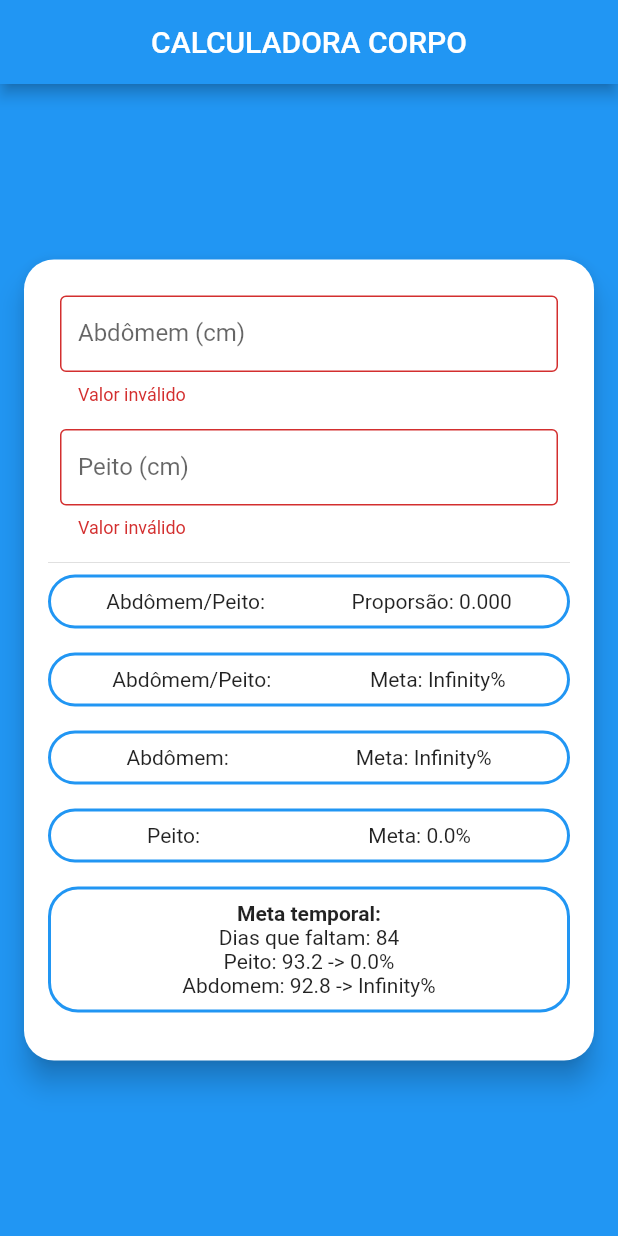
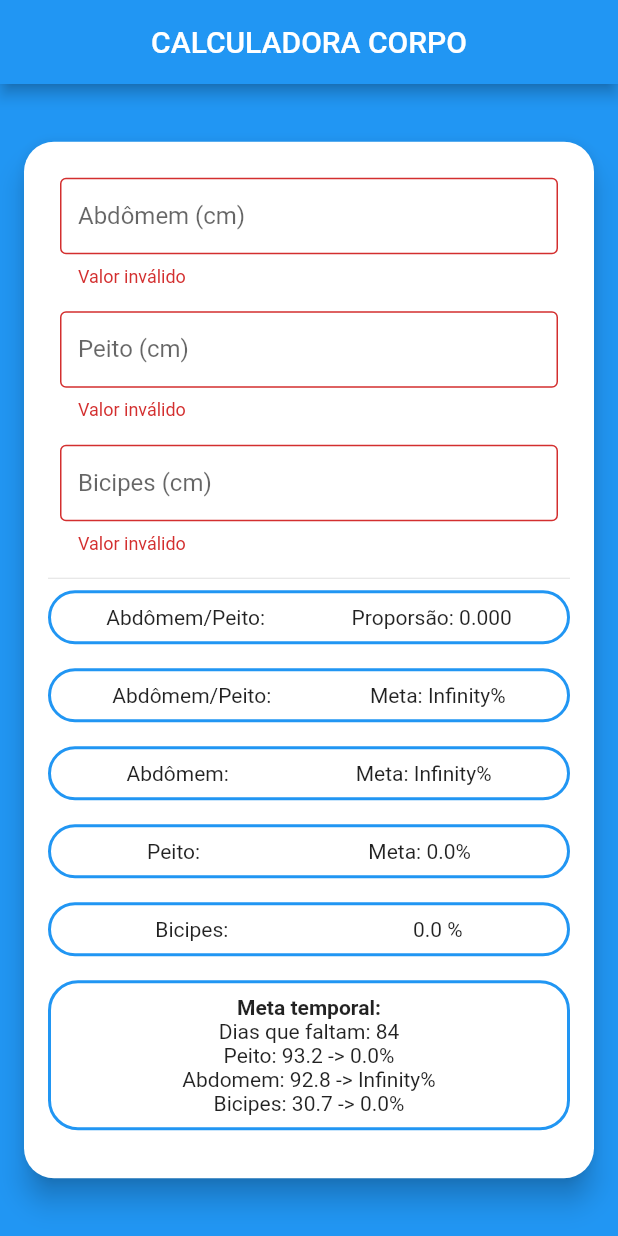
Before and after one commit to leandrorochaadm/meta_corpo, a Flutter app: the screen it shows after launch, on a phone screen of 412 x 824 dp. Run offline on Flutter 3.47's test engine with Material 2 defaults, Android fonts, the phone set to English and light mode, and no system bars; our stand-ins replace flutter_mobx, mobx; generated files the repository leaves out were written again.

Commit message:
add campo bicipes

```diff
--- a/lib/home/home_controller.dart
+++ b/lib/home/home_controller.dart
@@ -7,6 +7,7 @@ class HomeController = _HomeControllerBase with _$HomeController;
 abstract class _HomeControllerBase with Store {
   final double meta_peito = 113; //102.9;
   final double meta_abdomem = 80; //89.4;
+  final double meta_bicipes = 42.2; //89.4;
   final double meta_proporsao = .7; //0.8;
 
   @observable
@@ -64,6 +65,34 @@ abstract class _HomeControllerBase with Store {
     return null;
   }
 
+  @observable
+  double _bicipes = 0;
+
+  @action
+  void setBicipes(String value) {
+    try {
+      _bicipes = double.parse(value);
+    } catch (e) {
+      _bicipes = 0;
+    }
+  }
+
+  @computed
+  bool get _bicipesIsValid {
+    if (_bicipes <= 0 || _bicipes > 60) {
+      return false;
+    }
+
+    return true;
+  }
+
+  String get bicipesError {
+    if (!_bicipesIsValid) {
+      return "Valor inválido";
+    }
+    return null;
+  }
+
   @computed
   bool get isValid {
     return _peitoIsValid && _abdomemIsValid;
@@ -95,6 +124,11 @@ abstract class _HomeControllerBase with Store {
   }
 
   @computed
+  double get meta_bicipes_atigida {
+    return _bicipes / meta_bicipes * 100;
+  }
+
+  @computed
   int get meta_dias {
     return DateTime.utc(2020, 12, 31).difference(DateTime.now()).inDays;
   }
@@ -118,4 +152,14 @@ abstract class _HomeControllerBase with Store {
   double get meta_abdomem_temporal_atingido {
     return meta_abdomem_temporal / _abdomem * 100;
   }
+
+  @computed
+  double get meta_bicipes_temporal {
+    return (meta_bicipes * 0.944549763) / pow(1.003117018, meta_dias);
+  }
+
+  @computed
+  double get meta_bicipes_temporal_atingido {
+    return _bicipes / meta_bicipes_temporal * 100;
+  }
 }
--- a/lib/home/home_page.dart
+++ b/lib/home/home_page.dart
@@ -50,6 +50,18 @@ class HomePage extends StatelessWidget {
                             border: const OutlineInputBorder(),
                             labelText: "Peito (cm)"),
                         keyboardType: TextInputType.number,
+                      ),
+                    ),
+                    Padding(
+                      padding: const EdgeInsets.all(8.0),
+                      child: TextField(
+                        decoration: InputDecoration(
+                            isDense: true,
+                            errorText: controller.bicipesError,
+                            border: const OutlineInputBorder(),
+                            labelText: "Bicipes (cm)"),
+                        keyboardType: TextInputType.number,
+                        onChanged: controller.setBicipes,
                       ),
                     ),
                     const Divider(),
@@ -127,6 +139,25 @@ class HomePage extends StatelessWidget {
                     ),
                     Container(
                       margin: const EdgeInsets.only(bottom: 16),
+                      decoration: BoxDecoration(
+                          border: Border.all(
+                              width: 2, color: Theme.of(context).primaryColor),
+                          borderRadius:
+                              const BorderRadius.all(Radius.circular(20))),
+                      child: Padding(
+                        padding: const EdgeInsets.all(8),
+                        child: Row(
+                          mainAxisAlignment: MainAxisAlignment.spaceAround,
+                          children: [
+                            const Text("Bicipes:"),
+                            Text(
+                                '${controller.meta_bicipes_atigida.toStringAsFixed(1)} %'),
+                          ],
+                        ),
+                      ),
+                    ),
+                    Container(
+                      margin: const EdgeInsets.only(bottom: 16),
                       width: double.infinity,
                       decoration: BoxDecoration(
                           border: Border.all(
@@ -148,6 +179,8 @@ class HomePage extends StatelessWidget {
                                 "Peito: ${controller.meta_peito_temporal.toStringAsFixed(1)} -> ${controller.meta_peito_temporal_atingido.toStringAsFixed(1)}%"),
                             Text(
                                 "Abdomem: ${controller.meta_abdomem_temporal.toStringAsFixed(1)} -> ${controller.meta_abdomem_temporal_atingido.toStringAsFixed(1)}%"),
+                            Text(
+                                "Bicipes: ${controller.meta_bicipes_temporal.toStringAsFixed(1)} -> ${controller.meta_bicipes_temporal_atingido.toStringAsFixed(1)}%"),
                           ],
                         ),
                       ),
```
Also changed, not shown: lib/home/home_controller.g.dart.
